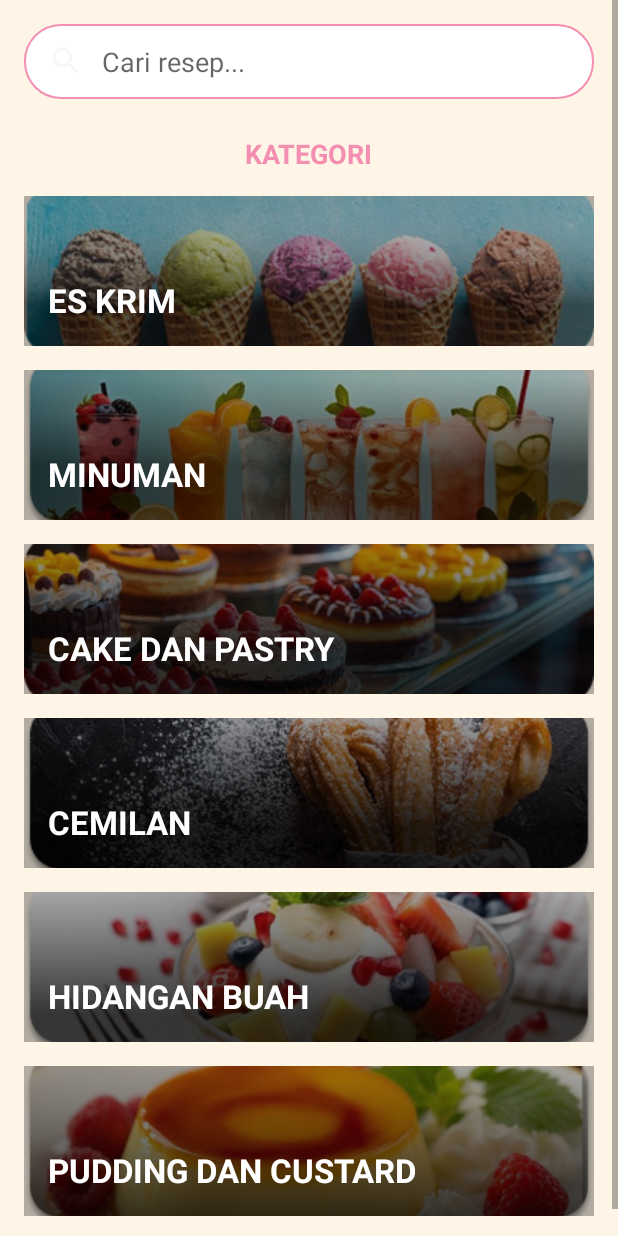
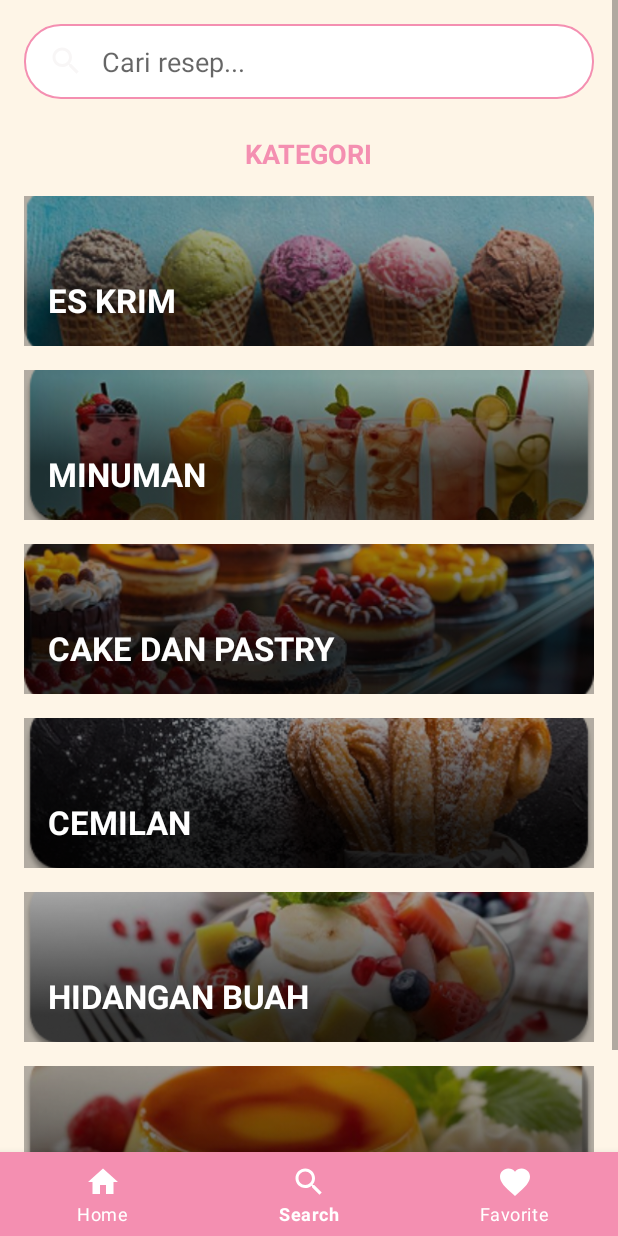
Before and after one commit to rainlover2/Aplikasi-resep-dessert, an Android app: the CategoryActivity screen opened directly, with no data from a screen before it, on a phone screen of 412 x 824 dp. Run offline under Robolectric (Android 15) with nearby library versions, the phone set to English and light mode, and no system bars.

Commit message:
proyek awal

```diff
--- a/app/src/main/java/com/unsoed/dessertie/CategoryActivity.kt
+++ b/app/src/main/java/com/unsoed/dessertie/CategoryActivity.kt
@@ -1,16 +1,43 @@
 package com.unsoed.dessertie
 
+import android.content.Intent
 import android.os.Bundle
-import androidx.activity.enableEdgeToEdge
 import androidx.appcompat.app.AppCompatActivity
-import androidx.core.view.ViewCompat
-import androidx.core.view.WindowInsetsCompat
+import com.google.android.material.bottomnavigation.BottomNavigationView
 
 class CategoryActivity : AppCompatActivity() {
     override fun onCreate(savedInstanceState: Bundle?) {
         super.onCreate(savedInstanceState)
-        enableEdgeToEdge()
         setContentView(R.layout.activity_category)
 
+        // 1. Temukan komponen navbar dari layout
+        val bottomNavigationView = findViewById<BottomNavigationView>(R.id.bottom_navigation)
+
+        // 2. Tandai item 'Search' sebagai yang sedang aktif di halaman ini
+        bottomNavigationView.selectedItemId = R.id.navigation_search
+
+        // 3. Tambahkan 'pendengar' (listener) untuk setiap item di navbar
+        bottomNavigationView.setOnItemSelectedListener { item ->
+            when (item.itemId) {
+                R.id.navigation_home -> {
+                    // Jika tombol Home ditekan, kembali ke MainActivity
+                    startActivity(Intent(this, MainActivity::class.java))
+                    // Hapus efek transisi agar perpindahan terasa mulus
+                    overridePendingTransition(0, 0)
+                    // Selesaikan activity ini agar tidak menumpuk saat tombol back ditekan
+                    finish()
+                    true
+                }
+                R.id.navigation_search -> {
+                    // Kita sudah di halaman ini, jadi jangan lakukan apa-apa
+                    true
+                }
+                R.id.navigation_favorite -> {
+                    // Nanti kita bisa tambahkan logika untuk pindah ke halaman Favorite
+                    true
+                }
+                else -> false
+            }
         }
     }
+}
--- a/app/src/main/res/layout/activity_category.xml
+++ b/app/src/main/res/layout/activity_category.xml
@@ -1,11 +1,16 @@
 <?xml version="1.0" encoding="utf-8"?>
-<ScrollView xmlns:android="http://schemas.android.com/apk/res/android"
+<RelativeLayout xmlns:android="http://schemas.android.com/apk/res/android"
+    xmlns:app="http://schemas.android.com/apk/res-auto"
     xmlns:tools="http://schemas.android.com/tools"
     android:layout_width="match_parent"
     android:layout_height="match_parent"
     android:background="#FEF5E7"
     tools:context=".CategoryActivity">
 
+    <ScrollView
+        android:layout_width="match_parent"
+        android:layout_height="match_parent"
+        android:layout_above="@+id/bottom_navigation">
     <LinearLayout
         android:layout_width="match_parent"
         android:layout_height="wrap_content"
@@ -181,4 +186,14 @@
         <!-- Tambahkan kategori lainnya dengan pola yang sama di sini -->
 
     </LinearLayout>
-</ScrollView>
+    </ScrollView>
+    <com.google.android.material.bottomnavigation.BottomNavigationView
+        android:id="@+id/bottom_navigation"
+        android:layout_width="match_parent"
+        android:layout_height="wrap_content"
+        android:layout_alignParentBottom="true"
+        android:background="@color/navbar_pink"
+        app:itemIconTint="@android:color/white"
+        app:itemTextColor="@android:color/white"
+        app:menu="@menu/bottom_nav_menu" />
+</RelativeLayout>
```
Also changed, not shown: app/src/main/res/drawable/brownies.jpeg (added), app/src/main/res/drawable/cheesecake_burnt.jpeg (added), app/src/main/res/drawable/croissant_cokelat.jpeg (added), app/src/main/res/drawable/cromboloni.jpeg (added), app/src/main/res/drawable/matcha_lava_cake.jpeg (added), app/src/main/res/drawable/red_bean_pastry.jpeg (added).
